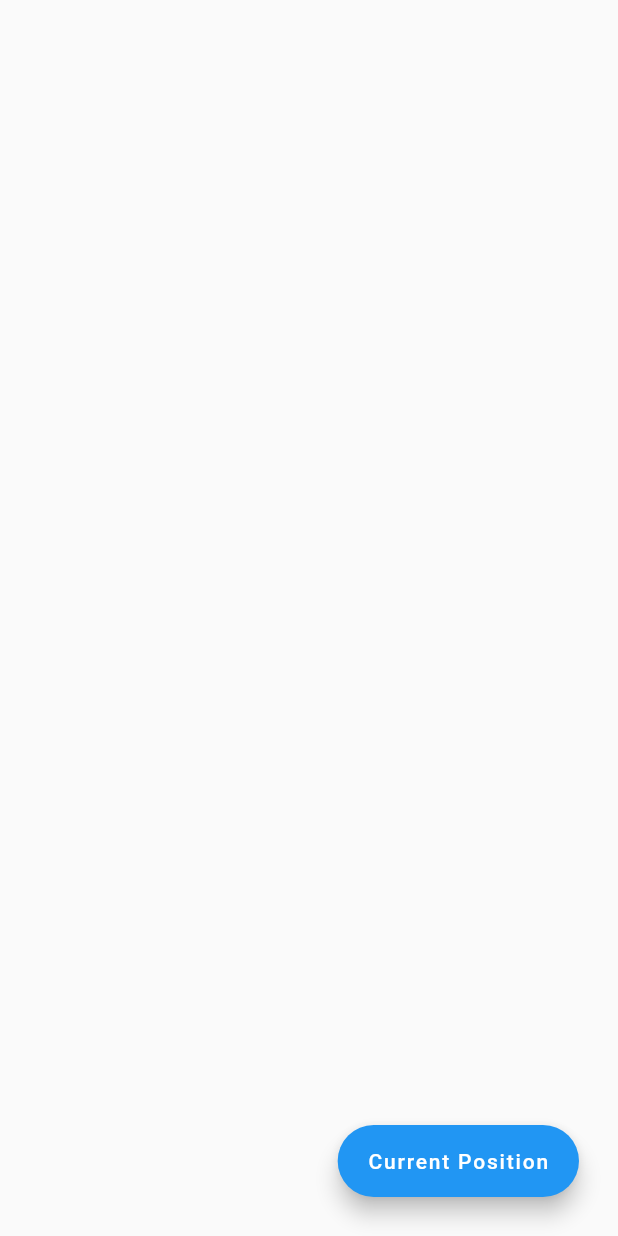
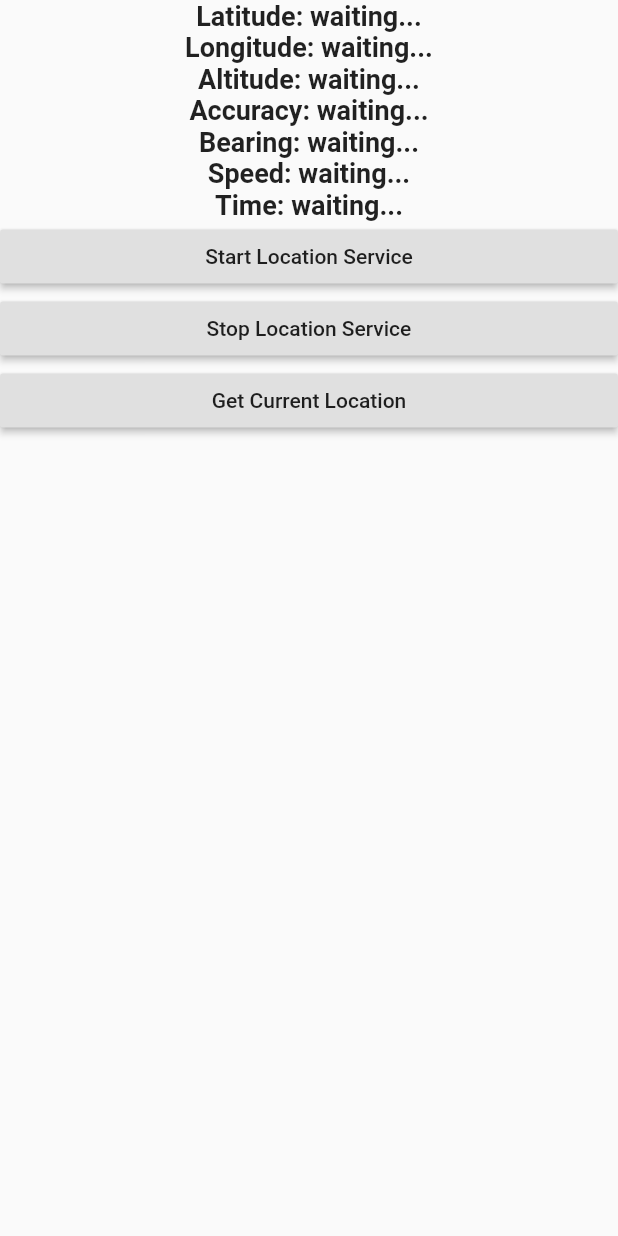
Before and after one commit to IshanDhruv/AccidentIdentifier, a Flutter app: the HomeScreen widget shown alone on an empty page, opened directly, on a phone screen of 412 x 824 dp. Run offline on Flutter 3.47's test engine with Material 2 defaults, Android fonts, the phone set to English and light mode, and no system bars; our stand-ins replace flutter_riverpod, get, shared_preferences; missing offline and left inert: app_settings, background_location; accounts and stored records are empty; network calls fail.

Commit message:
Added background location

```diff
--- a/lib/data/models/position_item.dart
+++ /dev/null
@@ -1,7 +0,0 @@
-import 'package:geolocator/geolocator.dart';
-
-class PositionItem {
-  PositionItem(this.position);
-
-  final Position position;
-}
--- a/lib/main.dart
+++ b/lib/main.dart
@@ -1,6 +1,5 @@
 import 'package:accident_identifier/services/init_bindings.dart';
 import 'package:accident_identifier/services/shared_prefs.dart';
-import 'package:firebase_core/firebase_core.dart';
 import 'package:flutter/material.dart';
 import 'package:flutter_riverpod/flutter_riverpod.dart';
 import 'package:get/get.dart';
@@ -10,7 +9,6 @@ import 'presentation/splash_screen.dart';
 
 main() async {
   WidgetsFlutterBinding.ensureInitialized();
-  await Firebase.initializeApp();
   sharedPreferences = await SharedPreferences.getInstance();
   runApp(ProviderScope(child: MyApp()));
 }
--- a/lib/presentation/home_screen.dart
+++ b/lib/presentation/home_screen.dart
@@ -1,8 +1,6 @@
-import 'package:accident_identifier/data/models/position_item.dart';
-import 'package:accident_identifier/services/location.dart';
 import 'package:app_settings/app_settings.dart';
+import 'package:background_location/background_location.dart';
 import 'package:flutter/material.dart';
-import 'package:geolocator/geolocator.dart';
 import 'package:get/get.dart';
 
 class HomeScreen extends StatefulWidget {
@@ -11,83 +9,104 @@ class HomeScreen extends StatefulWidget {
 }
 
 class _HomeScreenState extends State<HomeScreen> {
-  LocationPermission locationPermission;
-  final GlobalKey<ScaffoldMessengerState> scaffoldMessengerKey =
-      GlobalKey<ScaffoldMessengerState>();
-  LocationController _controller = Get.find<LocationController>();
+  String latitude = "waiting...";
+  String longitude = "waiting...";
+  String altitude = "waiting...";
+  String accuracy = "waiting...";
+  String bearing = "waiting...";
+  String speed = "waiting...";
+  String time = "waiting...";
 
   @override
   void initState() {
-    _controller.getLocation();
+    BackgroundLocation.getPermissions(
+      onGranted: () {},
+      onDenied: () {},
+    );
+
     super.initState();
   }
 
   @override
   Widget build(BuildContext context) {
-    return Scaffold(
-      key: scaffoldMessengerKey,
-      body: FutureBuilder(
-        future: _controller.getLocation(),
-        builder: (context, snapshot) {
-          locationPermission = snapshot.data;
-          if (locationPermission == LocationPermission.deniedForever) {
-            WidgetsBinding.instance.addPostFrameCallback((_) {
-              ScaffoldMessenger.of(context).showSnackBar(SnackBar(
-                content: const Text(
-                    'You have permanently denied location settings. Please got to your apps settings and enable it for the app to work.'),
-                duration: const Duration(seconds: 5),
-                action: SnackBarAction(
-                  label: 'ENABLE',
-                  onPressed: () => AppSettings.openAppSettings(),
-                ),
-              ));
-            });
-            return Container();
-          }
-
-          return Obx(() {
-            if (_controller.positionItems.isNotEmpty) {
-              final positionItem = _controller.positionItems.last;
-
-              return Card(
-                child: ListTile(
-                  title: Text(
-                    positionItem.position.toString(),
-                  ),
-                ),
-              );
-            } else
-              return Container();
-          });
-        },
-      ),
-      floatingActionButton: Stack(
+    return Center(
+      child: ListView(
         children: <Widget>[
-          Positioned(
-            bottom: 10.0,
-            right: 10.0,
-            child: FloatingActionButton.extended(
-                onPressed: () async {
-                  await Geolocator.getCurrentPosition().then(
-                    (value) => {
-                      _controller.positionItems.add(
-                        PositionItem(
-                          value,
-                        ),
-                      )
-                    },
-                  );
-                },
-                label: Text("Current Position")),
-          ),
+          locationData("Latitude: " + latitude),
+          locationData("Longitude: " + longitude),
+          locationData("Altitude: " + altitude),
+          locationData("Accuracy: " + accuracy),
+          locationData("Bearing: " + bearing),
+          locationData("Speed: " + speed),
+          locationData("Time: " + time),
+          RaisedButton(
+              onPressed: () async {
+                await BackgroundLocation.setAndroidNotification(
+                  title: "Background service is running",
+                  message: "Background location in progress",
+                  icon: "@mipmap/ic_launcher",
+                );
+                await BackgroundLocation.setAndroidConfiguration(1000);
+                await BackgroundLocation.startLocationService();
+                BackgroundLocation.getLocationUpdates((location) {
+                  setState(() {
+                    this.latitude = location.latitude.toString();
+                    this.longitude = location.longitude.toString();
+                    this.accuracy = location.accuracy.toString();
+                    this.altitude = location.altitude.toString();
+                    this.bearing = location.bearing.toString();
+                    this.speed = location.speed.toString();
+                    this.time = DateTime.fromMillisecondsSinceEpoch(
+                            location.time.toInt())
+                        .toString();
+                  });
+                  print("""\n
+                        Latitude:  $latitude
+                        Longitude: $longitude
+                        Altitude: $altitude
+                        Accuracy: $accuracy
+                        Bearing:  $bearing
+                        Speed: $speed
+                        Time: $time
+                      """);
+                });
+              },
+              child: Text("Start Location Service")),
+          RaisedButton(
+              onPressed: () {
+                BackgroundLocation.stopLocationService();
+              },
+              child: Text("Stop Location Service")),
+          RaisedButton(
+              onPressed: () {
+                getCurrentLocation();
+              },
+              child: Text("Get Current Location")),
         ],
       ),
     );
   }
 
+  Widget locationData(String data) {
+    return Text(
+      data,
+      style: TextStyle(
+        fontWeight: FontWeight.bold,
+        fontSize: 18,
+      ),
+      textAlign: TextAlign.center,
+    );
+  }
+
+  getCurrentLocation() {
+    BackgroundLocation().getCurrentLocation().then((location) {
+      print("This is current Location " + location.toMap().toString());
+    });
+  }
+
   @override
   void dispose() {
-    _controller.stopGettingLocation();
+    BackgroundLocation.stopLocationService();
     super.dispose();
   }
 }
--- a/lib/services/init_bindings.dart
+++ b/lib/services/init_bindings.dart
@@ -1,4 +1,3 @@
-import 'package:accident_identifier/services/location.dart';
 import 'package:accident_identifier/services/user.dart';
 import 'package:get/get.dart';
 
@@ -6,6 +5,5 @@ class InitBindings extends Bindings {
   @override
   void dependencies() {
     Get.put(UserController(), permanent: true);
-    Get.put(LocationController(), permanent: true);
   }
 }
--- a/lib/services/location.dart
+++ /dev/null
@@ -1,30 +0,0 @@
-import 'dart:async';
-
-import 'package:accident_identifier/data/models/position_item.dart';
-import 'package:geolocator/geolocator.dart';
-import 'package:get/get.dart';
-
-class LocationController extends GetxController {
-  final List<PositionItem> positionItems = <PositionItem>[].obs;
-  Stream stream;
-
-  getLocation() async {
-    await Geolocator.requestPermission();
-    try {
-      print("yes");
-      stream = Geolocator.getPositionStream();
-      stream.listen(
-        (position) => positionItems.add(
-          PositionItem(position),
-        ),
-      );
-    } catch (e) {
-      print(e);
-    }
-  }
-
-  stopGettingLocation() {
-    stream = null;
-    positionItems.clear();
-  }
-}
```
Also changed, not shown: pubspec.yaml (+4 -3 lines), pubspec.lock, 2 other files.
